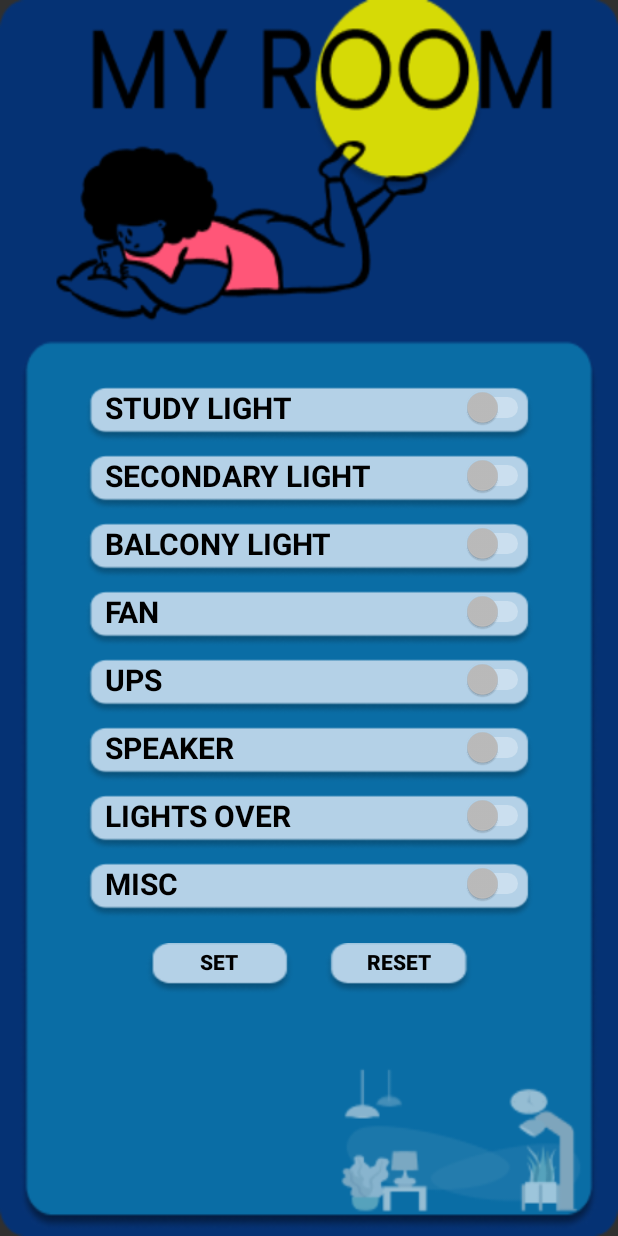
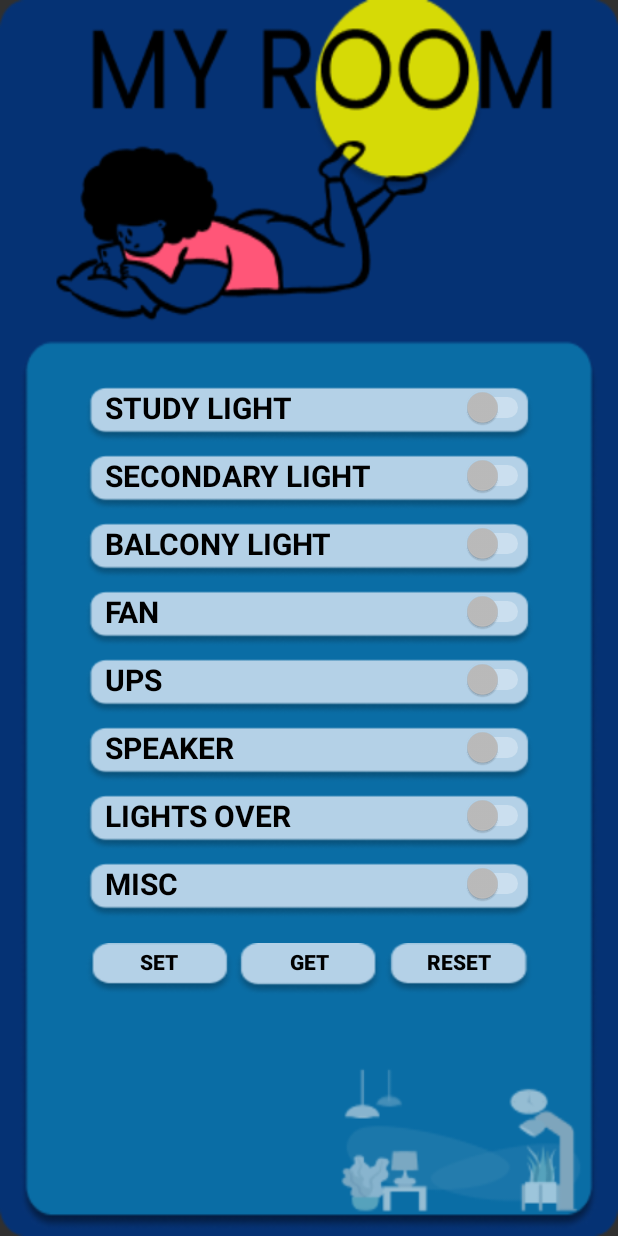
Before and after one commit to kush11251/Home_Appliance_Control, an Android app: the screen it shows after launch (MainActivity), on a phone screen of 412 x 824 dp. Run offline under Robolectric (Android 15) with nearby library versions, the light colour scheme and no system bars; our stand-ins replace Firebase (no records; nobody signed in at launch, a user with empty details on screens opened directly); Roboto replaces fonts that are not available here.

Commit message:
Change 11

```diff
--- a/app/src/main/java/com/example/homeappliancecontrol/MainActivity.java
+++ b/app/src/main/java/com/example/homeappliancecontrol/MainActivity.java
@@ -1,23 +1,29 @@
 package com.example.homeappliancecontrol;
 
+import androidx.annotation.NonNull;
 import androidx.appcompat.app.AppCompatActivity;
 
 import android.os.Bundle;
 import android.view.View;
 import android.widget.Button;
 import android.widget.Switch;
+import android.widget.Toast;
 
+import com.google.firebase.database.DataSnapshot;
+import com.google.firebase.database.DatabaseError;
 import com.google.firebase.database.DatabaseReference;
 import com.google.firebase.database.FirebaseDatabase;
+import com.google.firebase.database.ValueEventListener;
 
 public class MainActivity extends AppCompatActivity {
 
     Switch S1,S2,S3,S4,S5,S6,S7,S8;
-    Button button,button1;
+    Button setButton,getButton,resetButton;
     FirebaseDatabase mdatabase = FirebaseDatabase.getInstance();
     DatabaseReference databaseReference;
 
     Integer B1,B2,B3,B4,B5,B6,B7,B8;
+    Integer X1,X2,X3,X4,X5,X6,X7,X8;
     ButtonState state = new ButtonState(0,0,0,0,0,0,0,0);
 
     @Override
@@ -33,8 +39,9 @@ public class MainActivity extends AppCompatActivity {
         S6     = findViewById(R.id.switch6);
         S7     = findViewById(R.id.switch7);
         S8     = findViewById(R.id.switch8);
-        button = findViewById(R.id.reset);
-        button1= findViewById(R.id.set);
+        setButton = findViewById(R.id.reset);
+        getButton = findViewById(R.id.get);
+        resetButton= findViewById(R.id.set);
 
         databaseReference = mdatabase.getInstance().getReference();
 
@@ -110,7 +117,7 @@ public class MainActivity extends AppCompatActivity {
             }
         });
 
-        button.setOnClickListener(new View.OnClickListener() {
+        setButton.setOnClickListener(new View.OnClickListener() {
             @Override
             public void onClick(View v) {
                 state = new ButtonState(0,0,0,0,0,0,0,0);
@@ -126,7 +133,72 @@ public class MainActivity extends AppCompatActivity {
             }
         });
 
-        button1.setOnClickListener(new View.OnClickListener() {
+        getButton.setOnClickListener(new View.OnClickListener() {
+            @Override
+            public void onClick(View v) {
+                databaseReference.addListenerForSingleValueEvent(new ValueEventListener() {
+                    @Override
+                    public void onDataChange(@NonNull DataSnapshot snapshot) {
+                        ButtonState state_get = snapshot.getValue(ButtonState.class);
+                        state.B1 = state_get.B1;
+                        state.B2 = state_get.B2;
+                        state.B3 = state_get.B3;
+                        state.B4 = state_get.B4;
+                        state.B5 = state_get.B5;
+                        state.B6 = state_get.B6;
+                        state.B7 = state_get.B7;
+                        state.B8 = state_get.B8;
+
+                        if (state.B1 == 1)
+                            S1.setChecked(true);
+                        else
+                            S1.setChecked(false);
+
+                        if (state.B2 == 1)
+                            S2.setChecked(true);
+                        else
+                            S2.setChecked(false);
+
+                        if (state.B3 == 1)
+                            S3.setChecked(true);
+                        else
+                            S3.setChecked(false);
+
+                        if (state.B4 == 1)
+                            S4.setChecked(true);
+                        else
+                            S4.setChecked(false);
+
+                        if (state.B5 == 1)
+                            S5.setChecked(true);
+                        else
+                            S5.setChecked(false);
+
+                        if (state.B6 == 1)
+                            S6.setChecked(true);
+                        else
+                            S6.setChecked(false);
+
+                        if (state.B7 == 1)
+                            S7.setChecked(true);
+                        else
+                            S7.setChecked(false);
+
+                        if (state.B8 == 1)
+                            S8.setChecked(true);
+                        else
+                            S8.setChecked(false);
+                    }
+
+                    @Override
+                    public void onCancelled(@NonNull DatabaseError error) {
+                        Toast.makeText(getApplicationContext(),"Error Fetching Data" + error.toString(),Toast.LENGTH_SHORT).show();
+                    }
+                });
+            }
+        });
+
+        resetButton.setOnClickListener(new View.OnClickListener() {
             @Override
             public void onClick(View v) {
                 B1 = S1.isChecked() ? 1 : 0;
--- a/app/src/main/res/layout/activity_main.xml
+++ b/app/src/main/res/layout/activity_main.xml
@@ -169,10 +169,22 @@
                     android:layout_width="100dp"
                     android:layout_height="35dp"
                     android:layout_gravity="fill"
-                    android:layout_marginEnd="10dp"
+                    android:layout_marginEnd="0dp"
                     android:background="@drawable/set_button_new"
                     android:paddingBottom="10dp"
                     android:text="SET"
+                    android:textColor="#000000"
+                    android:textStyle="bold" />
+
+                <Button
+                    android:id="@+id/get"
+                    android:layout_width="100dp"
+                    android:layout_height="35dp"
+                    android:layout_gravity="fill"
+                    android:layout_marginEnd="0dp"
+                    android:background="@drawable/get_button_new"
+                    android:paddingBottom="10dp"
+                    android:text="GET"
                     android:textColor="#000000"
                     android:textStyle="bold" />
 
@@ -181,7 +193,7 @@
                     android:layout_width="100dp"
                     android:layout_height="35dp"
                     android:layout_gravity="fill"
-                    android:layout_marginStart="10dp"
+                    android:layout_marginStart="0dp"
                     android:background="@drawable/reset_button_new"
                     android:paddingBottom="10dp"
                     android:text="reset"
```
Also changed, not shown: app/src/main/res/drawable/get_button_new.png (added).
